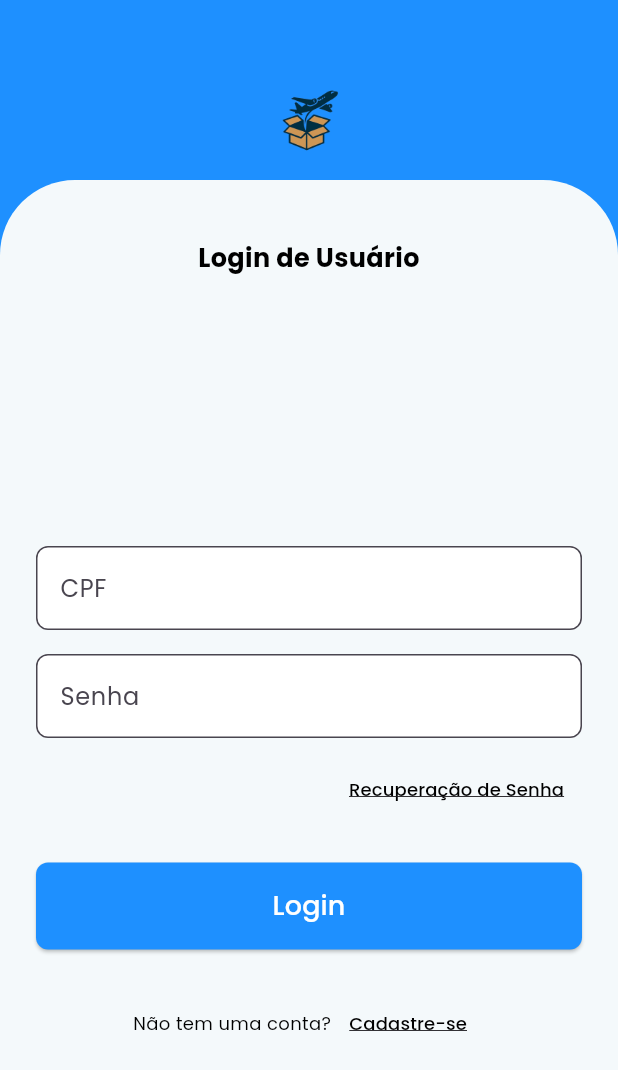
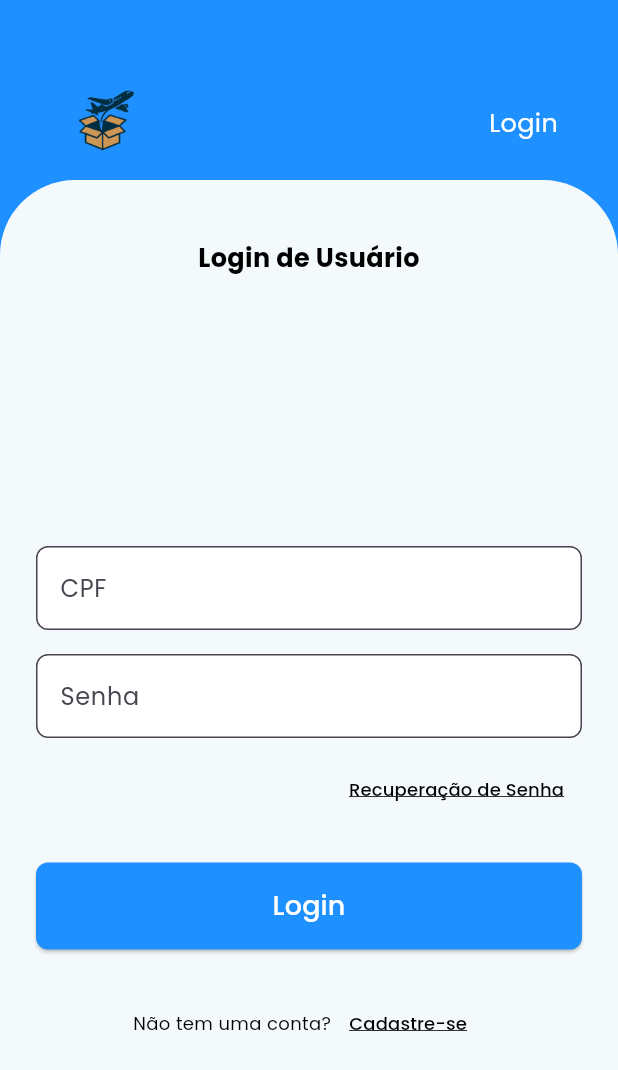
Before and after one commit to PauloMAPrado/TravelBox, a Flutter app: the Login screen opened directly, on a phone screen of 412 x 824 dp. Shown: the top 1070 px of the screen. Run offline on Flutter 3.47's test engine with Material 3 defaults, Android fonts, the phone set to English and light mode, and no system bars; our stand-ins replace google_fonts.

Commit message:
Update login.dart

```diff
--- a/lib/login.dart
+++ b/lib/login.dart
@@ -1,7 +1,8 @@
 import 'package:flutter/material.dart';
 import 'package:google_fonts/google_fonts.dart';
-import 'package:travelbox/home.dart';
 import 'register.dart';
+import 'recover.dart';
+import 'home.dart';
 
 class Login extends StatefulWidget {
   const Login({super.key});
@@ -20,8 +21,9 @@ Widget build(BuildContext context) {
         crossAxisAlignment: CrossAxisAlignment.stretch,
         children: [
             //header azul
-          Stack(
-            alignment: Alignment.center,
+            Padding(
+              padding: const EdgeInsets.symmetric(horizontal: 40.0),
+              child: Stack(
                 children: [
                   SizedBox(
                     width: double.infinity,
@@ -29,12 +31,25 @@ Widget build(BuildContext context) {
                   ),
                   Positioned(
                     top: 50,
+                    left: 0,
                     child: Image.asset(
                       'assets/images/logosemletra.png',
                       height: 60,
                     ),
                   ),
+                  Positioned(
+                    top: 70,
+                    right: 0,
+                    child: Text(
+                      'Login',
+                      style: GoogleFonts.poppins(
+                          fontSize: 17.0,
+                          color: Color.fromARGB(255, 255, 255, 255),
+                      ),
+                    ),
+                  ),
                 ],
+              ),
             ),
 
           //container
@@ -107,6 +122,10 @@ Widget build(BuildContext context) {
                         alignment: Alignment.centerRight,
                         child: TextButton(
                           onPressed: () {
+                            Navigator.push(
+                              context,
+                              MaterialPageRoute(builder: (context) => Recover()),
+                            );
                           },
                           child: Text(
                             'Recuperação de Senha',
@@ -175,9 +194,9 @@ Widget build(BuildContext context) {
                         ),
                       ],
                     ),
-     ],
 
 
+                    ],
                   ),
                 ),
             ),
```
Lines whose indentation alone changed are shown as unchanged.
